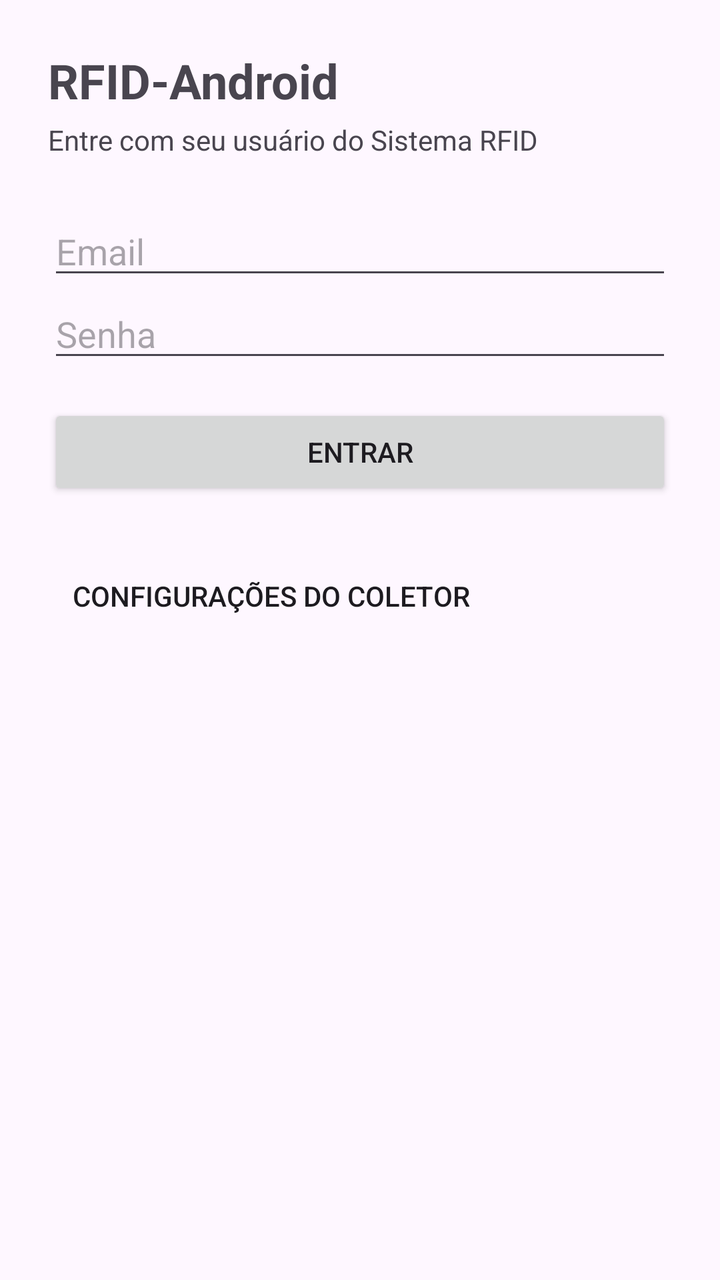
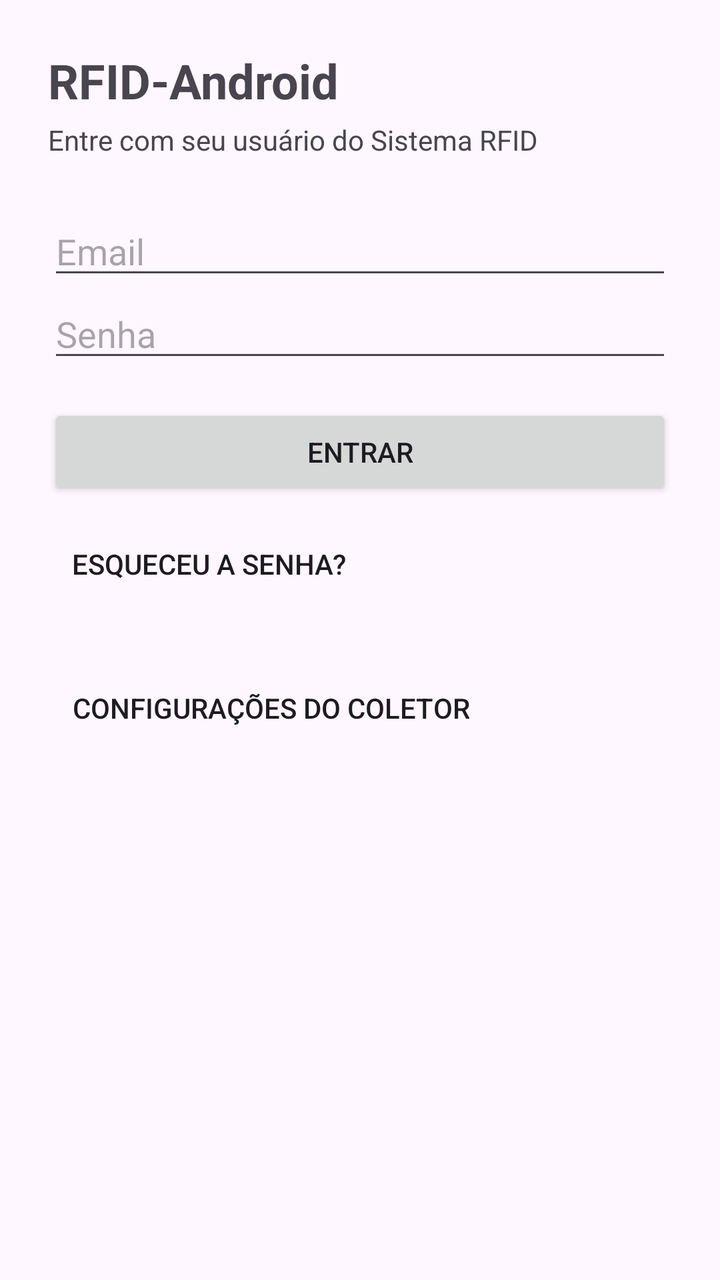

An Android layout rendered at two revisions. The XML below is the earlier revision; the diff shows what the commit changed to produce the second picture.
<!-- AndroidManifest.xml: application theme Theme.RFIDAndroid -->
<!-- res/layout/activity_login.xml -->
<ScrollView xmlns:android="http://schemas.android.com/apk/res/android"
    android:layout_width="match_parent"
    android:layout_height="match_parent">

    <LinearLayout
        android:orientation="vertical"
        android:padding="24dp"
        android:layout_width="match_parent"
        android:layout_height="wrap_content">

        <TextView
            android:text="@string/app_name"
            android:textSize="24sp"
            android:textStyle="bold"
            android:layout_width="wrap_content"
            android:layout_height="wrap_content"/>

        <TextView
            android:text="Entre com seu usuário do Sistema RFID"
            android:layout_marginTop="4dp"
            android:layout_width="wrap_content"
            android:layout_height="wrap_content"/>

        <EditText
            android:id="@+id/edtEmail"
            android:hint="Email"
            android:inputType="textEmailAddress"
            android:autofillHints="emailAddress"
            android:layout_marginTop="24dp"
            android:layout_width="match_parent"
            android:layout_height="wrap_content"/>

        <EditText
            android:id="@+id/edtSenha"
            android:hint="Senha"
            android:inputType="textPassword"
            android:autofillHints="password"
            android:imeOptions="actionDone"
            android:layout_width="match_parent"
            android:layout_height="wrap_content"/>

        <Button
            android:id="@+id/btnEntrar"
            android:text="Entrar"
            android:layout_marginTop="16dp"
            android:layout_width="match_parent"
            android:layout_height="wrap_content"/>

        <TextView
            android:id="@+id/txtStatus"
            android:visibility="gone"
            android:textColor="#C62828"
            android:layout_marginTop="12dp"
            android:layout_width="match_parent"
            android:layout_height="wrap_content"/>

        
        <Button
            android:id="@+id/btnConfiguracoes"
            style="?android:attr/borderlessButtonStyle"
            android:text="Configurações do coletor"
            android:layout_marginTop="24dp"
            android:layout_width="wrap_content"
            android:layout_height="wrap_content"/>
    </LinearLayout>
</ScrollView>
<!-- resources referenced by this layout -->
<resources>
  <string name="app_name">RFID-Android</string>
  <style name="Theme.RFIDAndroid" parent="Theme.Material3.DayNight.NoActionBar">
  
      
          <item name="colorPrimary">@color/purple_500</item>
          <item name="colorPrimaryVariant">@color/purple_700</item>
          <item name="colorOnPrimary">@color/white</item>
          
          <item name="colorSecondary">@color/teal_200</item>
          <item name="colorSecondaryVariant">@color/teal_700</item>
          <item name="colorOnSecondary">@color/black</item>
          
          <item name="android:statusBarColor">?attr/colorPrimaryVariant</item>
          
      </style>
  <color name="purple_500">#FF6200EE</color>
  <color name="purple_700">#FF3700B3</color>
  <color name="white">#FFFFFFFF</color>
  <color name="teal_200">#FF03DAC5</color>
  <color name="teal_700">#FF018786</color>
  <color name="black">#FF000000</color>
</resources>

<!-- the commit's change to res/layout/activity_login.xml (unified diff, before → after) -->
@@ -56,6 +56,15 @@
 
         
         <Button
+            android:id="@+id/btnEsqueciSenha"
+            style="?android:attr/borderlessButtonStyle"
+            android:text="Esqueceu a senha?"
+            android:layout_marginTop="8dp"
+            android:layout_width="wrap_content"
+            android:layout_height="wrap_content"/>
+
+        
+        <Button
             android:id="@+id/btnConfiguracoes"
             style="?android:attr/borderlessButtonStyle"
             android:text="Configurações do coletor"
